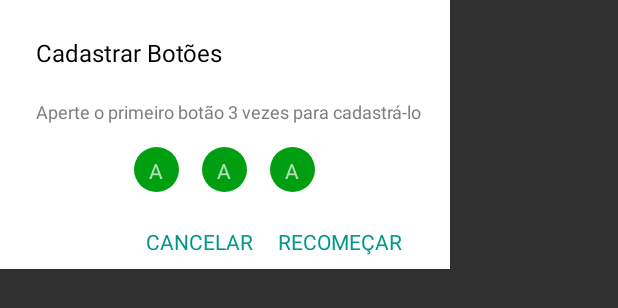
After one commit to upnewstv/usb-serial-broadcaster, an Android app: the layout verify_buttons.xml on its own in the app's theme, with its tools: preview values and no code run, on a phone screen of 412 x 824 dp. The commit adds this screen. Shown: the top 308 px of the screen. Run offline under Robolectric (Android 15) with nearby library versions, the phone set to English and light mode, and no system bars.

Commit message:
Created layout to verify/register buttons.

```diff
--- /dev/null
+++ b/app/src/main/res/drawable/circle.xml
@@ -0,0 +1,12 @@
+<?xml version="1.0" encoding="utf-8"?>
+<shape
+    xmlns:android="http://schemas.android.com/apk/res/android"
+    android:shape="oval">
+
+    <solid
+        android:color="#009E11"/>
+
+    <size
+        android:width="30dp"
+        android:height="30dp"/>
+</shape>
--- /dev/null
+++ b/app/src/main/res/layout/verify_buttons.xml
@@ -0,0 +1,95 @@
+<?xml version="1.0" encoding="utf-8"?>
+<LinearLayout xmlns:android="http://schemas.android.com/apk/res/android"
+    android:orientation="vertical"
+    android:layout_width="300dp"
+    android:layout_height="wrap_content"
+    android:background="#ffffff">
+
+    <TextView
+        android:layout_width="wrap_content"
+        android:layout_height="wrap_content"
+        android:text="@string/title_register_buttons"
+        android:id="@+id/textView_register_buttons"
+        android:textColor="#010101"
+        android:paddingTop="24dp"
+        android:paddingRight="24dp"
+        android:paddingLeft="24dp"
+        android:paddingBottom="20dp"
+        android:textSize="16dp" />
+
+    <TextView
+        android:layout_width="wrap_content"
+        android:layout_height="wrap_content"
+        android:text="@string/description_register_button"
+        android:id="@+id/textView_name_control"
+        android:textSize="12dp"
+        android:paddingLeft="24dp"
+        android:textColor="#7d7d7d" />
+
+    <LinearLayout
+        android:orientation="horizontal"
+        android:layout_width="match_parent"
+        android:layout_height="match_parent"
+        android:gravity="center"
+        android:paddingTop="15dp"
+        android:paddingBottom="15dp">
+
+        <TextView
+            android:layout_width="wrap_content"
+            android:layout_height="wrap_content"
+            android:text="@string/name_button_a"
+            android:id="@+id/click_1"
+            android:background="@drawable/circle"
+            android:textAlignment="viewEnd"
+            android:paddingLeft="10dp"
+            android:paddingTop="6dp"
+            android:layout_marginRight="15dp" />
+
+        <TextView
+            android:layout_width="wrap_content"
+            android:layout_height="wrap_content"
+            android:text="@string/name_button_a"
+            android:id="@+id/click_2"
+            android:background="@drawable/circle"
+            android:paddingLeft="10dp"
+            android:paddingTop="6dp"
+            android:layout_marginRight="15dp" />
+
+        <TextView
+            android:layout_width="wrap_content"
+            android:layout_height="wrap_content"
+            android:text="@string/name_button_a"
+            android:id="@+id/click_3"
+            android:background="@drawable/circle"
+            android:paddingLeft="10dp"
+            android:paddingTop="6dp" />
+
+    </LinearLayout>
+
+    <LinearLayout
+        android:orientation="horizontal"
+        android:layout_width="match_parent"
+        android:layout_height="match_parent"
+        android:gravity="end"
+        android:layout_marginRight="24dp">
+
+        <TextView
+            android:layout_width="wrap_content"
+            android:layout_height="36dp"
+            android:text="@string/cancel"
+            android:id="@+id/textView_cancel"
+            android:textColor="#009688"
+            android:padding="8dp"
+            android:onClick="dismissPopup" />
+
+        <TextView
+            android:layout_width="wrap_content"
+            android:layout_height="36dp"
+            android:text="@string/restart"
+            android:id="@+id/textView_restart"
+            android:textColor="#009688"
+            android:padding="8dp"
+            android:onClick="next" />
+    </LinearLayout>
+
+</LinearLayout>
--- a/app/src/main/res/values/strings.xml
+++ b/app/src/main/res/values/strings.xml
@@ -14,19 +14,17 @@
     <string name="quantity_buttons">Quantos Botões?</string>
     <string name="cancel">CANCELAR</string>
     <string name="next">PRÓXIMO</string>
+    <string name="restart">RECOMEÇAR</string>
 
     <string name="one">01</string>
     <string name="two">02</string>
     <string name="three">03</string>
     <string name="four">04</string>
 
+    <string name="title_register_buttons">Cadastrar Botões</string>
+    <string name="description_register_button">Aperte o primeiro botão 3 vezes para cadastrá-lo</string>
 
-    <string-array name="number_buttons">
-        <item>01</item>
-        <item>02</item>
-        <item>03</item>
-        <item>04</item>
-    </string-array>
+
     <string name="title_activity_dialog">Dialog</string>
 
     <string name="hello_world">Hello world!</string>
```
Also changed, not shown: app/src/main/java/net/signagewidgets/serial/activities/AttachActivity.java (+0 -21 lines).
